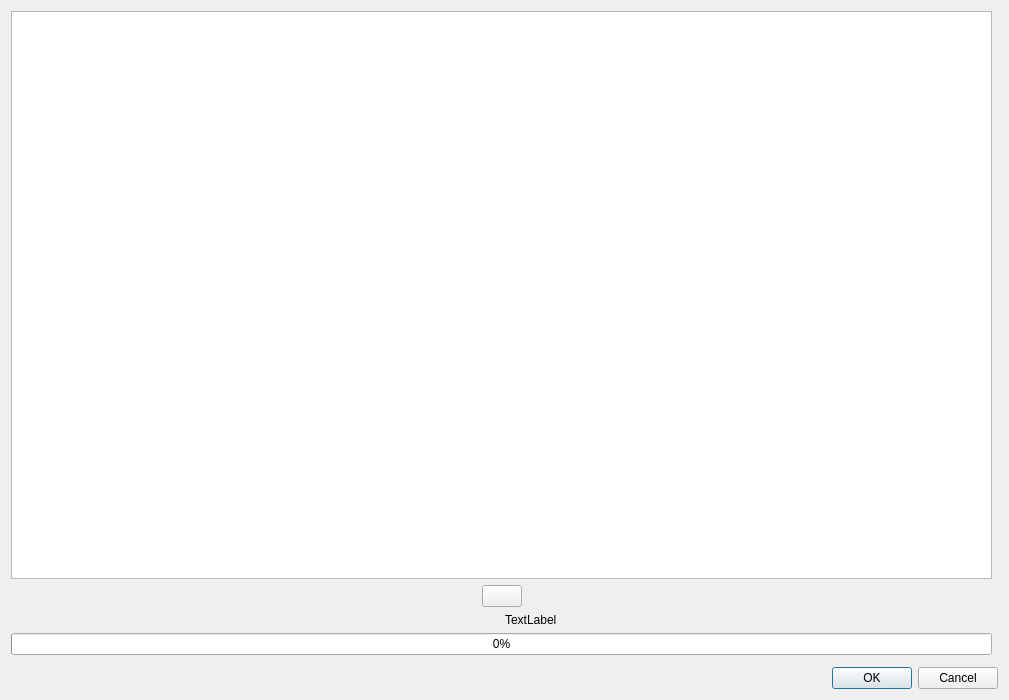
Above: src/Gui/import/ui/ImportController.ui from luyikei/VLMC before the change. Below: the same form after it.
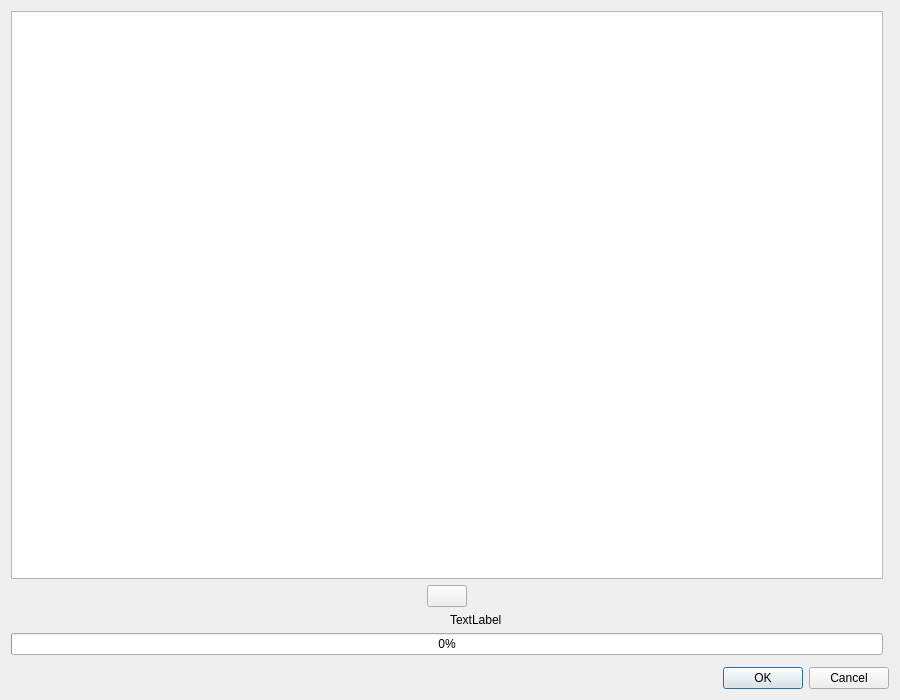
That is the form after the change. Icons and pictures are not drawn. Custom widgets are drawn as their Qt base class.

Commit message: ImportController.ui: Set Min/Max. geometry for widgets and for dialog window itself.

The edit to the form file:
```diff
--- a/src/Gui/import/ui/ImportController.ui
+++ b/src/Gui/import/ui/ImportController.ui
@@ -6,10 +6,16 @@
    <rect>
     <x>0</x>
     <y>0</y>
-    <width>1009</width>
+    <width>900</width>
     <height>700</height>
    </rect>
   </property>
+  <property name="minimumSize">
+   <size>
+    <width>900</width>
+    <height>700</height>
+   </size>
+  </property>
   <property name="windowTitle">
    <string>Import</string>
   </property>
```
Left out of the diff: 13 changed lines with no effect on the pictures.
